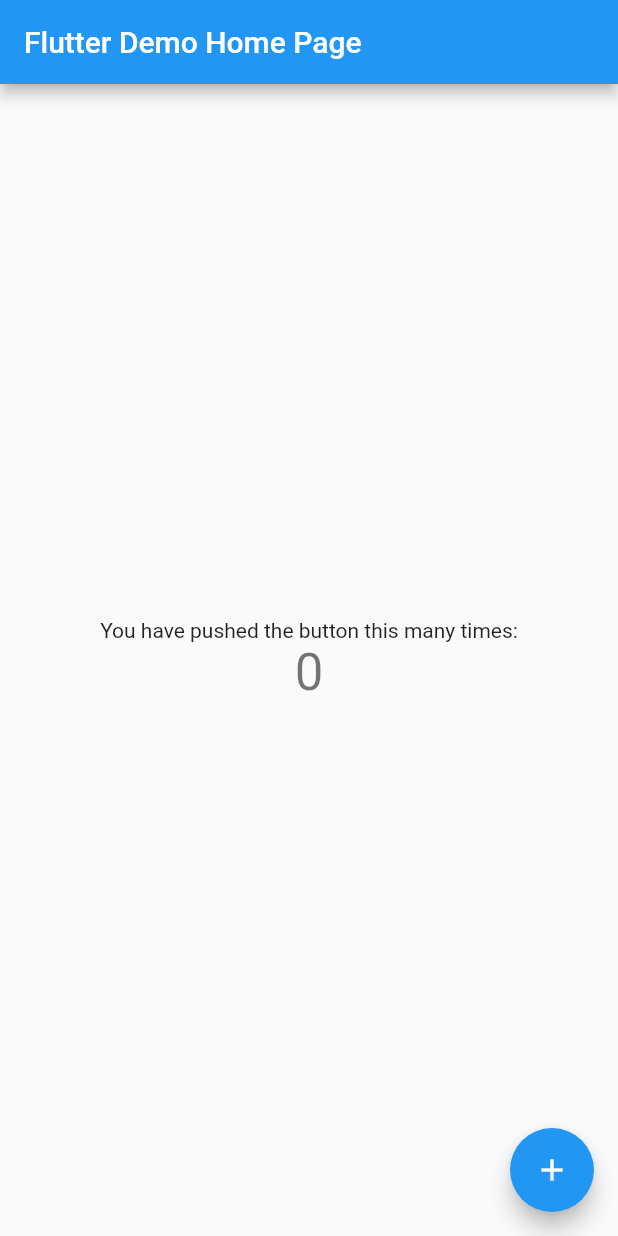
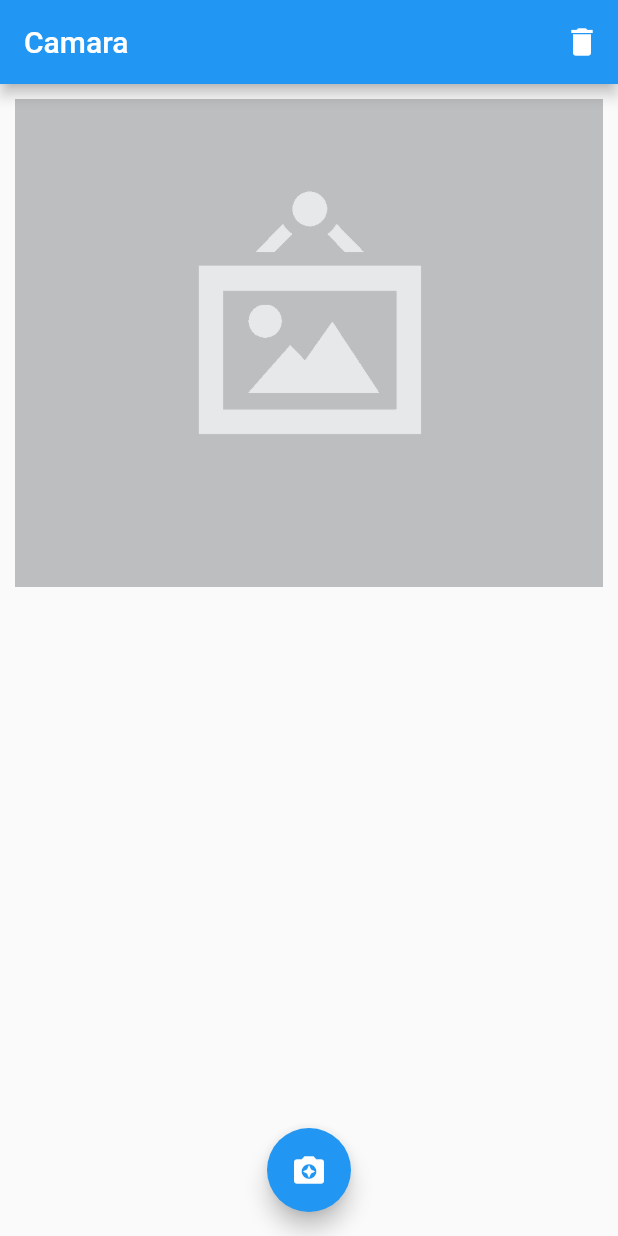
Before and after one commit to LuisPerez10/tasktopico, a Flutter app: the screen it shows after launch, on a phone screen of 412 x 824 dp. Run offline on Flutter 3.47's test engine with Material 2 defaults, Android fonts, the phone set to English and light mode, and no system bars; our stand-ins replace image_picker.

Commit message:
terminado - activar camara

```diff
--- a/lib/main.dart
+++ b/lib/main.dart
@@ -1,117 +1,36 @@
+// Copyright 2019 The Chromium Authors. All rights reserved.
+// Use of this source code is governed by a BSD-style license that can be
+// found in the LICENSE file.
+
 import 'package:flutter/material.dart';
+import 'package:topico_tareas/src/pages/principal_pagina.dart';
 
-void main() {
-  runApp(MyApp());
-}
+void main() async {
+  WidgetsFlutterBinding.ensureInitialized();
 
-class MyApp extends StatelessWidget {
-  // This widget is the root of your application.
-  @override
-  Widget build(BuildContext context) {
-    return MaterialApp(
-      title: 'Flutter Demo',
-      theme: ThemeData(
-        // This is the theme of your application.
-        //
-        // Try running your application with "flutter run". You'll see the
-        // application has a blue toolbar. Then, without quitting the app, try
-        // changing the primarySwatch below to Colors.green and then invoke
-        // "hot reload" (press "r" in the console where you ran "flutter run",
-        // or simply save your changes to "hot reload" in a Flutter IDE).
-        // Notice that the counter didn't reset back to zero; the application
-        // is not restarted.
-        primarySwatch: Colors.blue,
-        // This makes the visual density adapt to the platform that you run
-        // the app on. For desktop platforms, the controls will be smaller and
-        // closer together (more dense) than on mobile platforms.
-        visualDensity: VisualDensity.adaptivePlatformDensity,
-      ),
-      home: MyHomePage(title: 'Flutter Demo Home Page'),
-    );
-  }
+  runApp(MyHomePage());
 }
 
 class MyHomePage extends StatefulWidget {
-  MyHomePage({Key key, this.title}) : super(key: key);
-
-  // This widget is the home page of your application. It is stateful, meaning
-  // that it has a State object (defined below) that contains fields that affect
-  // how it looks.
-
-  // This class is the configuration for the state. It holds the values (in this
-  // case the title) provided by the parent (in this case the App widget) and
-  // used by the build method of the State. Fields in a Widget subclass are
-  // always marked "final".
-
-  final String title;
-
   @override
   _MyHomePageState createState() => _MyHomePageState();
 }
 
 class _MyHomePageState extends State<MyHomePage> {
-  int _counter = 0;
-
-  void _incrementCounter() {
-    setState(() {
-      // This call to setState tells the Flutter framework that something has
-      // changed in this State, which causes it to rerun the build method below
-      // so that the display can reflect the updated values. If we changed
-      // _counter without calling setState(), then the build method would not be
-      // called again, and so nothing would appear to happen.
-      _counter++;
-    });
+  @override
+  void initState() {
+    super.initState();
   }
 
   @override
   Widget build(BuildContext context) {
-    // This method is rerun every time setState is called, for instance as done
-    // by the _incrementCounter method above.
-    //
-    // The Flutter framework has been optimized to make rerunning build methods
-    // fast, so that you can just rebuild anything that needs updating rather
-    // than having to individually change instances of widgets.
-    return Scaffold(
-      appBar: AppBar(
-        // Here we take the value from the MyHomePage object that was created by
-        // the App.build method, and use it to set our appbar title.
-        title: Text(widget.title),
-      ),
-      body: Center(
-        // Center is a layout widget. It takes a single child and positions it
-        // in the middle of the parent.
-        child: Column(
-          // Column is also a layout widget. It takes a list of children and
-          // arranges them vertically. By default, it sizes itself to fit its
-          // children horizontally, and tries to be as tall as its parent.
-          //
-          // Invoke "debug painting" (press "p" in the console, choose the
-          // "Toggle Debug Paint" action from the Flutter Inspector in Android
-          // Studio, or the "Toggle Debug Paint" command in Visual Studio Code)
-          // to see the wireframe for each widget.
-          //
-          // Column has various properties to control how it sizes itself and
-          // how it positions its children. Here we use mainAxisAlignment to
-          // center the children vertically; the main axis here is the vertical
-          // axis because Columns are vertical (the cross axis would be
-          // horizontal).
-          mainAxisAlignment: MainAxisAlignment.center,
-          children: <Widget>[
-            Text(
-              'You have pushed the button this many times:',
-            ),
-            Text(
-              '$_counter',
-              style: Theme.of(context).textTheme.headline4,
-            ),
-          ],
-        ),
-      ),
-      floatingActionButton: FloatingActionButton(
-        onPressed: _incrementCounter,
-        tooltip: 'Increment',
-        child: Icon(Icons.add),
-      ), // This trailing comma makes auto-formatting nicer for build methods.
+    return MaterialApp(
+      debugShowCheckedModeBanner: false,
+      title: 'Material App',
+      initialRoute: '/',
+      routes: {
+        '/': (BuildContext context) => PrincipalPagina(),
+      },
     );
   }
 }
--- /dev/null
+++ b/lib/src/pages/principal_pagina.dart
@@ -0,0 +1,61 @@
+import 'package:flutter/material.dart';
+
+import 'package:image_picker/image_picker.dart';
+
+class PrincipalPagina extends StatefulWidget {
+  @override
+  _PrincipalPaginaState createState() => _PrincipalPaginaState();
+}
+
+class _PrincipalPaginaState extends State<PrincipalPagina> {
+  PickedFile foto;
+  final _picker = ImagePicker();
+
+  @override
+  Widget build(BuildContext context) {
+    return Scaffold(
+      appBar: AppBar(
+        title: Text('Camara'),
+        actions: <Widget>[
+          IconButton(icon: _deleteIcon(), onPressed: _deleteFoto)
+        ],
+      ),
+      body: Container(
+        padding: EdgeInsets.all(10.0),
+        alignment: Alignment.topCenter,
+        child: _mostrarFoto(),
+      ),
+      floatingActionButton: FloatingActionButton(
+        onPressed: _tomarFoto,
+        child: Icon(Icons.camera_enhance),
+      ),
+      floatingActionButtonLocation: FloatingActionButtonLocation.centerFloat,
+    );
+  }
+
+  _tomarFoto() async {
+    foto = await _picker.getImage(source: ImageSource.camera);
+    setState(() {});
+  }
+
+  _deleteFoto() {
+    setState(() {
+      foto = null;
+    });
+  }
+
+  Widget _deleteIcon() {
+    return Icon(
+      Icons.delete,
+      color: Colors.white,
+    );
+  }
+
+  Widget _mostrarFoto() {
+    return Image(
+      image: AssetImage(foto?.path ?? 'assets/no-image.png'),
+      width: MediaQuery.of(context).size.width,
+      fit: BoxFit.cover,
+    );
+  }
+}
```
Also changed, not shown: pubspec.yaml (+3 -6 lines), assets/no-image.png (added), pubspec.lock, 2 other files.
